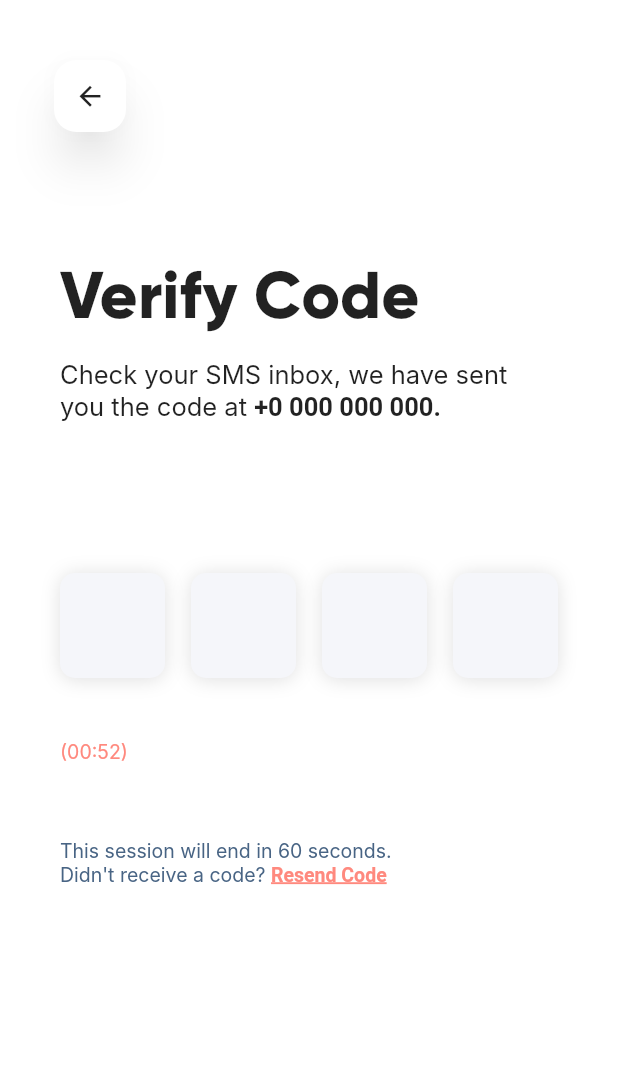
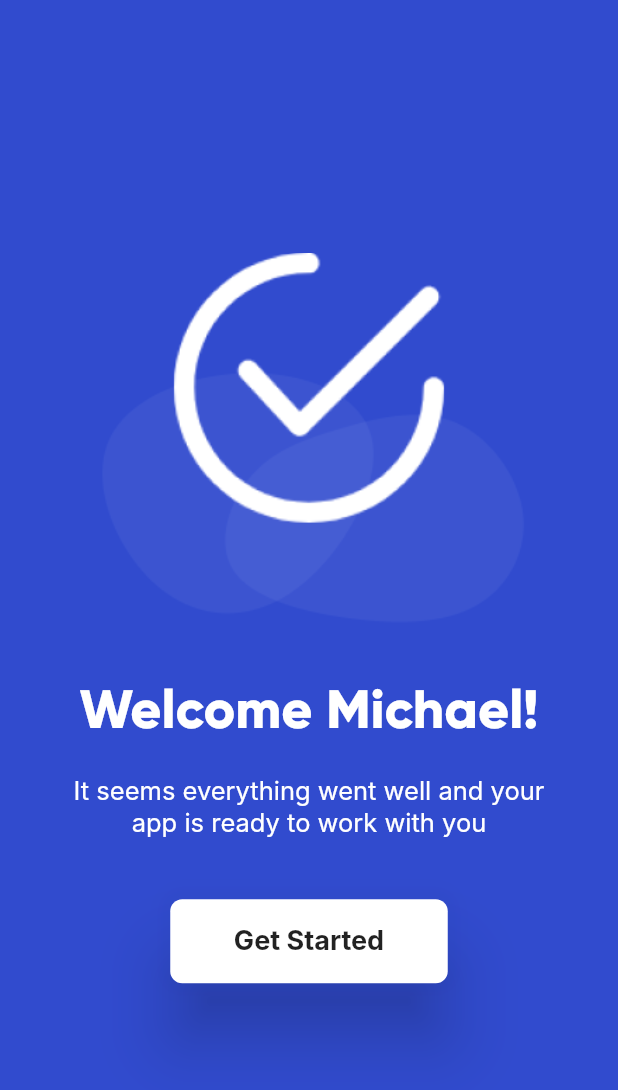
Before and after one commit to JakubWolak/dividely, a Flutter app: the screen it shows after launch, on a phone screen of 412 x 824 dp. Shown: the top 1090 px of the screen. Run offline on Flutter 3.47's test engine with Material 2 defaults, Android fonts, the phone set to English and light mode, and no system bars; drawn by our look-alikes of pin_code_fields; our stand-ins replace bloc, flutter_bloc, modal_bottom_sheet; generated files the repository leaves out were written again; Roboto replaces fonts that are missing (Inter).

Commit message:
boarding finished view

```diff
--- a/lib/app/view/app.dart
+++ b/lib/app/view/app.dart
@@ -2,8 +2,6 @@ import 'package:dividely/auth/register/register.dart';
 import 'package:dividely/l10n/l10n.dart';
 import 'package:flutter/material.dart';
 import 'package:flutter_localizations/flutter_localizations.dart';
-
-import '../../auth/register/view/phone_confirmation_code.dart';
 
 class App extends StatelessWidget {
   const App({super.key});
@@ -22,7 +20,7 @@ class App extends StatelessWidget {
         GlobalMaterialLocalizations.delegate,
       ],
       supportedLocales: AppLocalizations.supportedLocales,
-      home: const PhoneConfirmationCode(),
+      home: const BoardingFinishedView(),
       // home: const ConfirmPhoneView(),
     );
   }
--- a/lib/auth/register/register.dart
+++ b/lib/auth/register/register.dart
@@ -1,3 +1,4 @@
+export 'view/boarding_finished_view.dart';
 export 'view/confirm_phone_view.dart';
 export 'view/phone_confirmation_code.dart';
 export 'view/register_view.dart';
--- /dev/null
+++ b/lib/auth/register/view/boarding_finished_view.dart
@@ -0,0 +1,59 @@
+import 'package:dividely/common_widgets/buttons/white_button.dart';
+import 'package:flutter/material.dart';
+
+class BoardingFinishedView extends StatelessWidget {
+  const BoardingFinishedView({super.key});
+
+  static const boardingSuccessfulImage =
+      'assets/images/boarding_successful.png';
+
+  @override
+  Widget build(BuildContext context) {
+    return Scaffold(
+      backgroundColor: const Color.fromRGBO(49, 75, 206, 1),
+      body: Container(
+        width: double.infinity,
+        height: MediaQuery.of(context).size.height,
+        padding: const EdgeInsets.symmetric(
+          horizontal: 42,
+          vertical: 100,
+        ),
+        child: Column(
+          mainAxisAlignment: MainAxisAlignment.center,
+          children: [
+            const Image(
+              image: AssetImage(BoardingFinishedView.boardingSuccessfulImage),
+            ),
+            const Text(
+              'Welcome Michael!',
+              style: TextStyle(
+                  fontFamily: 'GilroyBold', fontSize: 36, color: Colors.white),
+            ),
+            const SizedBox(
+              height: 22,
+            ),
+            const Text(
+              'It seems everything went well and your\napp is ready to work with you',
+              style: TextStyle(
+                fontFamily: 'Inter',
+                fontSize: 17,
+                color: Colors.white,
+              ),
+              textAlign: TextAlign.center,
+            ),
+            const SizedBox(
+              height: 40,
+            ),
+            SizedBox(
+              width: 185,
+              child: WhiteButton(
+                text: 'Get Started',
+                onPressed: () {},
+              ),
+            )
+          ],
+        ),
+      ),
+    );
+  }
+}
--- a/lib/auth/register/view/phone_confirmation_code.dart
+++ b/lib/auth/register/view/phone_confirmation_code.dart
@@ -82,6 +82,7 @@ class PhoneConfirmationCode extends StatelessWidget {
                 pinTheme: PinTheme(
                   shape: PinCodeFieldShape.box,
                   borderRadius: BorderRadius.circular(10),
+                  borderWidth: 2,
                   fieldHeight: 70,
                   fieldWidth: 70,
                   activeFillColor: const Color.fromRGBO(49, 75, 206, 1),
--- /dev/null
+++ b/lib/common_widgets/buttons/white_button.dart
@@ -0,0 +1,36 @@
+import 'package:flutter/cupertino.dart';
+import 'package:flutter/material.dart';
+
+class WhiteButton extends StatelessWidget {
+  const WhiteButton({
+    super.key,
+    required this.text,
+    required this.onPressed,
+  });
+
+  final String text;
+  final void Function() onPressed;
+
+  @override
+  Widget build(BuildContext context) {
+    return ElevatedButton(
+      onPressed: onPressed,
+      style: ElevatedButton.styleFrom(
+        minimumSize: const Size.fromHeight(56),
+        foregroundColor: Colors.black87,
+        backgroundColor: Colors.white,
+        shape: RoundedRectangleBorder(
+          borderRadius: BorderRadius.circular(8),
+        ),
+        elevation: 20,
+        shadowColor: Colors.black87,
+        textStyle: const TextStyle(
+          fontFamily: 'Inter',
+          fontSize: 18,
+          fontWeight: FontWeight.bold,
+        ),
+      ),
+      child: Text(text),
+    );
+  }
+}
--- a/pubspec.yaml
+++ b/pubspec.yaml
@@ -56,4 +56,5 @@ flutter:
     - assets/images/get_access.png
     - assets/images/welcome.png
     - assets/images/continue_button_arrow.png
+    - assets/images/boarding_successful.png
     - assets/images/temporary/flag.png
```
Also changed, not shown: assets/images/boarding_successful.png (added).
